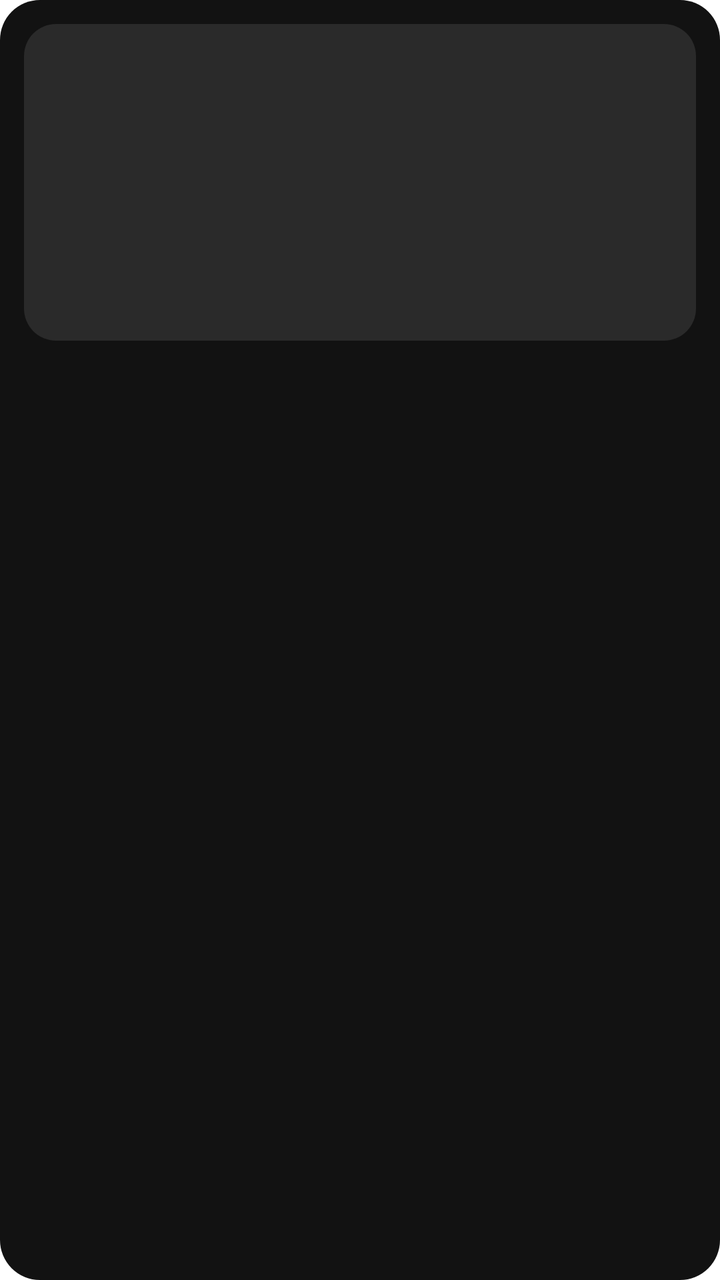
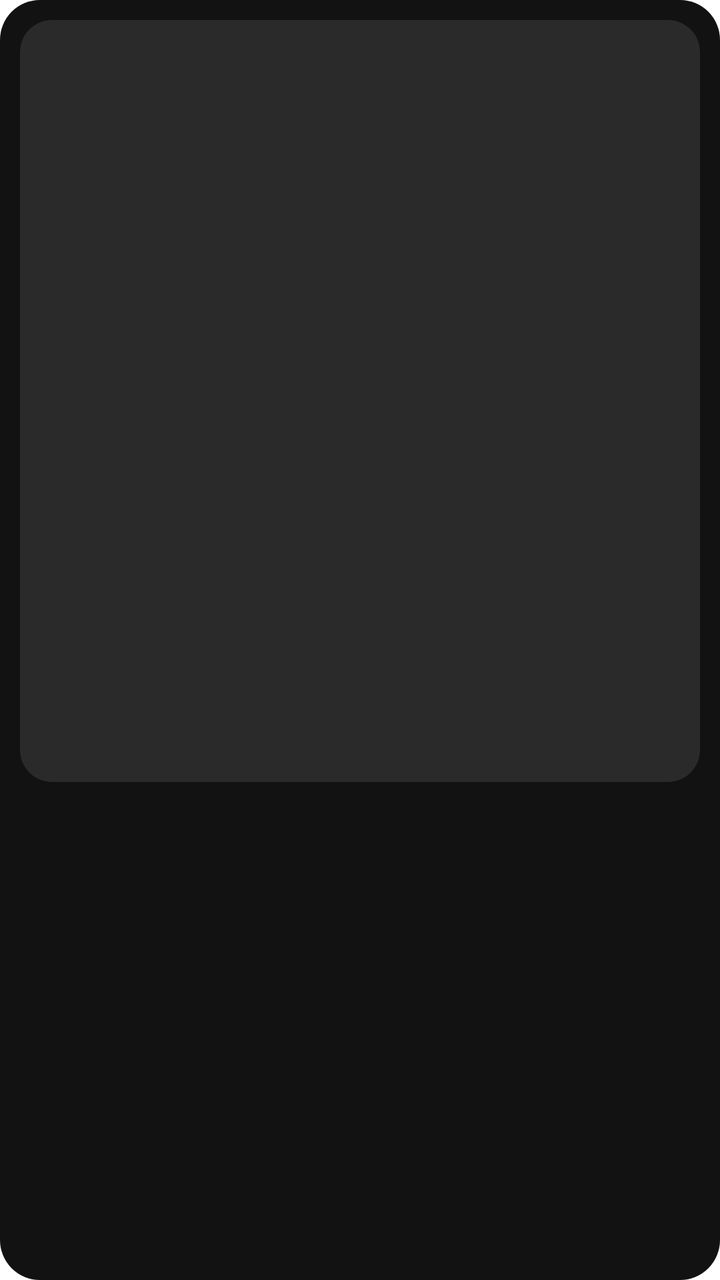

Before-and-after screenshots of an Android layout around one commit, followed by the original layout XML and the change that was made.
<!-- AndroidManifest.xml: fallback theme Theme.MaterialComponents.DayNight.NoActionBar -->
<!-- res/layout/tap_na_widget_tall.xml -->
<?xml version="1.0" encoding="utf-8"?>
<LinearLayout xmlns:android="http://schemas.android.com/apk/res/android"
    android:id="@+id/widget_root"
    android:layout_width="match_parent"
    android:layout_height="match_parent"
    android:background="@drawable/widget_shell"
    android:orientation="vertical"
    android:padding="12dp">

    <LinearLayout
        android:id="@+id/widget_identity"
        android:layout_width="match_parent"
        android:layout_height="wrap_content"
        android:background="@drawable/widget_panel"
        android:gravity="center_horizontal"
        android:orientation="vertical"
        android:padding="12dp">

        <ImageView
            android:id="@+id/widget_avatar"
            android:layout_width="72dp"
            android:layout_height="72dp"
            android:contentDescription="@string/widget_qr_description"
            android:scaleType="centerCrop" />

        <TextView
            android:id="@+id/widget_name"
            android:layout_width="wrap_content"
            android:layout_height="wrap_content"
            android:layout_marginTop="8dp"
            android:ellipsize="end"
            android:maxLines="1"
            android:textColor="#FFFFFF"
            android:textSize="16sp"
            android:textStyle="bold" />

        <TextView
            android:id="@+id/widget_title"
            android:layout_width="wrap_content"
            android:layout_height="wrap_content"
            android:ellipsize="end"
            android:maxLines="1"
            android:textColor="#A1A1AA"
            android:textSize="12sp" />

        <TextView
            android:id="@+id/widget_company"
            android:layout_width="wrap_content"
            android:layout_height="wrap_content"
            android:ellipsize="end"
            android:maxLines="1"
            android:textColor="#71717A"
            android:textSize="12sp" />
    </LinearLayout>

    <ImageView
        android:id="@+id/widget_qr"
        android:layout_width="match_parent"
        android:layout_height="0dp"
        android:layout_marginTop="10dp"
        android:layout_weight="1"
        android:adjustViewBounds="true"
        android:contentDescription="@string/widget_qr_description"
        android:scaleType="fitCenter" />
</LinearLayout>
<!-- resources referenced by this layout -->
<resources>
  <!-- drawable widget_panel (drawable) -->
  <?xml version="1.0" encoding="utf-8"?>
  <shape xmlns:android="http://schemas.android.com/apk/res/android" android:shape="rectangle">
      <solid android:color="#2A2A2A" />
      <corners android:radius="16dp" />
  </shape>
  <!-- drawable widget_shell (drawable) -->
  <?xml version="1.0" encoding="utf-8"?>
  <shape xmlns:android="http://schemas.android.com/apk/res/android" android:shape="rectangle">
      <solid android:color="#121212" />
      <corners android:radius="20dp" />
  </shape>
  <string name="widget_qr_description">QR code only. People scan this to open your Tap Na profile.</string>
</resources>

<!-- the commit's change to res/layout/tap_na_widget_tall.xml (unified diff, before → after) -->
@@ -5,12 +5,13 @@
     android:layout_height="match_parent"
     android:background="@drawable/widget_shell"
     android:orientation="vertical"
-    android:padding="12dp">
+    android:padding="10dp">
 
     <LinearLayout
         android:id="@+id/widget_identity"
         android:layout_width="match_parent"
-        android:layout_height="wrap_content"
+        android:layout_height="0dp"
+        android:layout_weight="5"
         android:background="@drawable/widget_panel"
         android:gravity="center_horizontal"
         android:orientation="vertical"
@@ -18,10 +19,12 @@
 
         <ImageView
             android:id="@+id/widget_avatar"
-            android:layout_width="72dp"
-            android:layout_height="72dp"
-            android:contentDescription="@string/widget_qr_description"
-            android:scaleType="centerCrop" />
+            android:layout_width="match_parent"
+            android:layout_height="0dp"
+            android:layout_weight="1"
+            android:adjustViewBounds="true"
+            android:contentDescription="@string/widget_profile_description"
+            android:scaleType="fitCenter" />
 
         <TextView
             android:id="@+id/widget_name"
@@ -29,6 +32,7 @@
             android:layout_height="wrap_content"
             android:layout_marginTop="8dp"
             android:ellipsize="end"
+            android:gravity="center"
             android:maxLines="1"
             android:textColor="#FFFFFF"
             android:textSize="16sp"
@@ -39,6 +43,7 @@
             android:layout_width="wrap_content"
             android:layout_height="wrap_content"
             android:ellipsize="end"
+            android:gravity="center"
             android:maxLines="1"
             android:textColor="#A1A1AA"
             android:textSize="12sp" />
@@ -48,6 +53,7 @@
             android:layout_width="wrap_content"
             android:layout_height="wrap_content"
             android:ellipsize="end"
+            android:gravity="center"
             android:maxLines="1"
             android:textColor="#71717A"
             android:textSize="12sp" />
@@ -58,7 +64,7 @@
         android:layout_width="match_parent"
         android:layout_height="0dp"
         android:layout_marginTop="10dp"
-        android:layout_weight="1"
+        android:layout_weight="3"
         android:adjustViewBounds="true"
         android:contentDescription="@string/widget_qr_description"
         android:scaleType="fitCenter" />
<!-- resource entries referenced after the edit -->
@@ -12,6 +12,7 @@
       <solid android:color="#121212" />
       <corners android:radius="20dp" />
   </shape>
+  <string name="widget_profile_description">Tall profile card with photo, details, and QR code.</string>
   <string name="widget_qr_description">QR code only. People scan this to open your Tap Na profile.</string>
 </resources>
 
